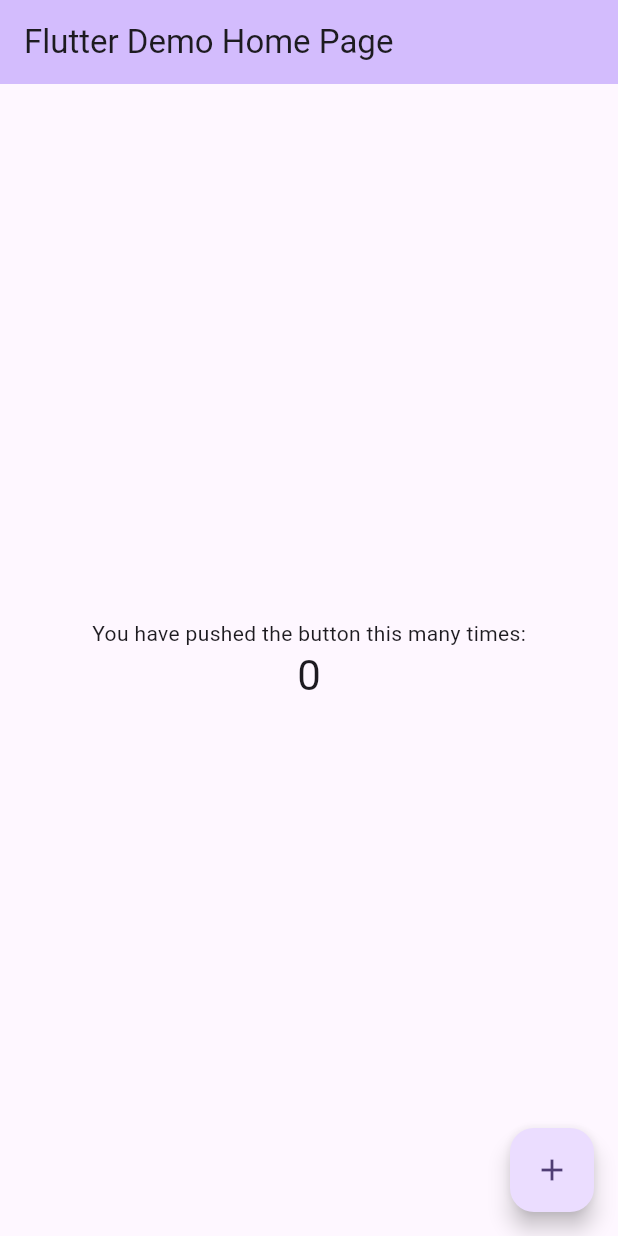
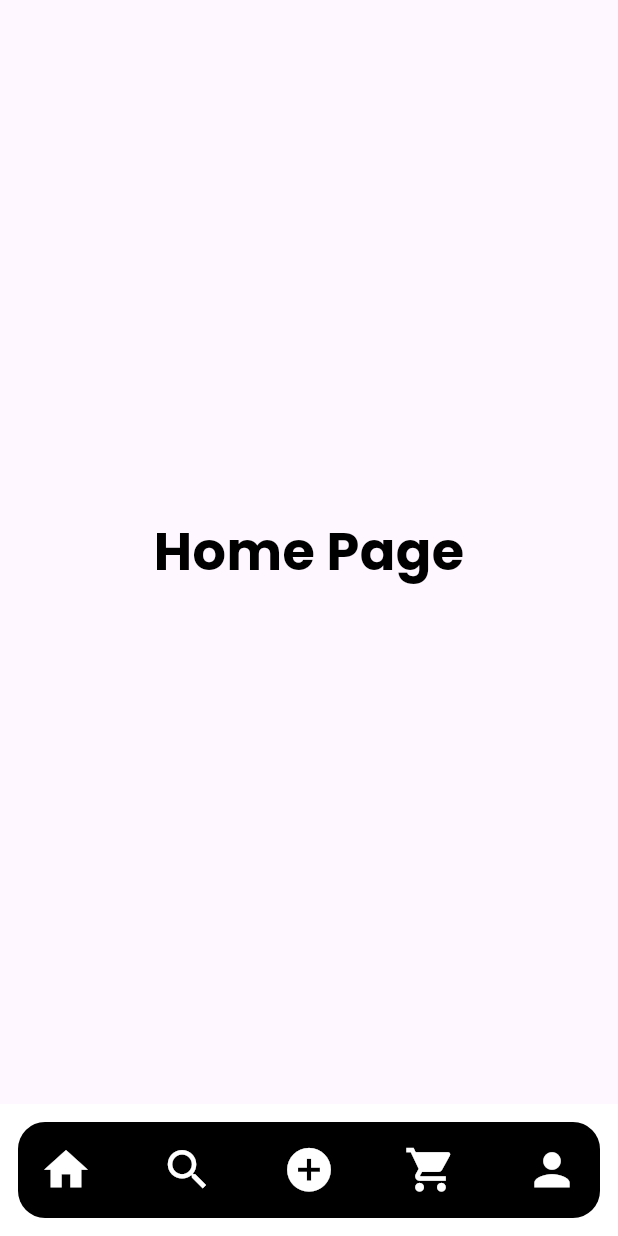
Before and after one commit to crindalwalt/Flutter_Ecommerce_App, a Flutter app: the screen it shows after launch, on a phone screen of 412 x 824 dp. Run offline on Flutter 3.47's test engine with Material 3 defaults, Android fonts, the phone set to English and light mode, and no system bars; our stand-ins replace google_fonts.

Commit message:
project scafolding done (SF-01)

```diff
--- /dev/null
+++ b/lib/Views/Shared/bottom_nav_item.dart
@@ -0,0 +1,21 @@
+import 'package:flutter/material.dart';
+class BottomNavigationItem extends StatelessWidget {
+  const BottomNavigationItem({
+    super.key,
+    required this.icon,
+    required this.callbackFunc,
+  });
+  final IconData icon;
+  final void Function() callbackFunc;
+  @override
+  Widget build(BuildContext context) {
+    return SizedBox(
+      height: 40,
+      width: 40,
+      child: GestureDetector(
+        onTap: callbackFunc,
+        child: Icon(icon, color: Colors.white, size: 35),
+      ),
+    );
+  }
+}
--- /dev/null
+++ b/lib/Views/Shared/text_style.dart
@@ -0,0 +1,8 @@
+import "package:flutter/material.dart";
+
+import 'package:google_fonts/google_fonts.dart';
+
+
+TextStyle appStyle (double fontsize, Color bgColor, FontWeight fontWeight){
+  return GoogleFonts.poppins(fontSize: fontsize,color: bgColor,fontWeight: fontWeight);
+}
--- /dev/null
+++ b/lib/Views/cart_page.dart
@@ -0,0 +1,20 @@
+import 'package:ecommerce_app/Views/Shared/text_style.dart';
+import 'package:flutter/material.dart';
+
+class HomePage extends StatefulWidget {
+  const HomePage({super.key});
+
+  @override
+  State<HomePage> createState() => _HomePageState();
+}
+
+class _HomePageState extends State<HomePage> {
+  @override
+  Widget build(BuildContext context) {
+    return  Scaffold(
+      body: Center(
+        child: Text("Cart Page",style: appStyle(35, Colors.black, FontWeight.bold),),
+      ),
+    );
+  }
+}
--- /dev/null
+++ b/lib/Views/home_page.dart
@@ -0,0 +1,20 @@
+import 'package:ecommerce_app/Views/Shared/text_style.dart';
+import 'package:flutter/material.dart';
+
+class HomePage extends StatefulWidget {
+  const HomePage({super.key});
+
+  @override
+  State<HomePage> createState() => _HomePageState();
+}
+
+class _HomePageState extends State<HomePage> {
+  @override
+  Widget build(BuildContext context) {
+    return  Scaffold(
+      body: Center(
+        child: Text("Home Page",style: appStyle(35, Colors.black, FontWeight.bold),),
+      ),
+    );
+  }
+}
--- /dev/null
+++ b/lib/Views/profile_page.dart
@@ -0,0 +1,20 @@
+import 'package:ecommerce_app/Views/Shared/text_style.dart';
+import 'package:flutter/material.dart';
+
+class HomePage extends StatefulWidget {
+  const HomePage({super.key});
+
+  @override
+  State<HomePage> createState() => _HomePageState();
+}
+
+class _HomePageState extends State<HomePage> {
+  @override
+  Widget build(BuildContext context) {
+    return  Scaffold(
+      body: Center(
+        child: Text("Profile Page",style: appStyle(35, Colors.black, FontWeight.bold),),
+      ),
+    );
+  }
+}
--- /dev/null
+++ b/lib/Views/search_page.dart
@@ -0,0 +1,20 @@
+import 'package:ecommerce_app/Views/Shared/text_style.dart';
+import 'package:flutter/material.dart';
+
+class HomePage extends StatefulWidget {
+  const HomePage({super.key});
+
+  @override
+  State<HomePage> createState() => _HomePageState();
+}
+
+class _HomePageState extends State<HomePage> {
+  @override
+  Widget build(BuildContext context) {
+    return  Scaffold(
+      body: Center(
+        child: Text("Search Page",style: appStyle(35, Colors.black, FontWeight.bold),),
+      ),
+    );
+  }
+}
--- a/lib/main.dart
+++ b/lib/main.dart
@@ -1,125 +1,63 @@
+import 'package:ecommerce_app/Views/Shared/bottom_nav_item.dart';
+import 'package:ecommerce_app/Views/home_page.dart';
 import 'package:flutter/material.dart';
 
 void main() {
-  runApp(const MyApp());
+  runApp(MaterialApp(
+    home: RootApp(),
+  ));
 }
 
-class MyApp extends StatelessWidget {
-  const MyApp({super.key});
-
-  // This widget is the root of your application.
+class RootApp extends StatelessWidget {
+  RootApp({super.key});
+  final int pageIndex = 0;
+  final List<Widget> pageList = [
+    HomePage(),
+  ];
   @override
-  Widget build(BuildContext context) {
-    return MaterialApp(
-      title: 'Flutter Demo',
-      theme: ThemeData(
-        // This is the theme of your application.
-        //
-        // TRY THIS: Try running your application with "flutter run". You'll see
-        // the application has a purple toolbar. Then, without quitting the app,
-        // try changing the seedColor in the colorScheme below to Colors.green
-        // and then invoke "hot reload" (save your changes or press the "hot
-        // reload" button in a Flutter-supported IDE, or press "r" if you used
-        // the command line to start the app).
-        //
-        // Notice that the counter didn't reset back to zero; the application
-        // state is not lost during the reload. To reset the state, use hot
-        // restart instead.
-        //
-        // This works for code too, not just values: Most code changes can be
-        // tested with just a hot reload.
-        colorScheme: ColorScheme.fromSeed(seedColor: Colors.deepPurple),
-        useMaterial3: true,
+  Widget build(
+    BuildContext context,
+  ) {
+    return Scaffold(
+      backgroundColor: const Color.fromARGB(255, 255, 255, 255),
+      bottomNavigationBar: Padding(
+        padding: const EdgeInsets.all(12),
+        child: Container(
+          padding: const EdgeInsets.all(12),
+          decoration: const BoxDecoration(
+            color: Colors.black,
+            borderRadius: BorderRadius.all(
+              Radius.circular(18),
             ),
-      home: const MyHomePage(title: 'Flutter Demo Home Page'),
-    );
-  }
-}
-
-class MyHomePage extends StatefulWidget {
-  const MyHomePage({super.key, required this.title});
-
-  // This widget is the home page of your application. It is stateful, meaning
-  // that it has a State object (defined below) that contains fields that affect
-  // how it looks.
-
-  // This class is the configuration for the state. It holds the values (in this
-  // case the title) provided by the parent (in this case the App widget) and
-  // used by the build method of the State. Fields in a Widget subclass are
-  // always marked "final".
-
-  final String title;
-
-  @override
-  State<MyHomePage> createState() => _MyHomePageState();
-}
-
-class _MyHomePageState extends State<MyHomePage> {
-  int _counter = 0;
-
-  void _incrementCounter() {
-    setState(() {
-      // This call to setState tells the Flutter framework that something has
-      // changed in this State, which causes it to rerun the build method below
-      // so that the display can reflect the updated values. If we changed
-      // _counter without calling setState(), then the build method would not be
-      // called again, and so nothing would appear to happen.
-      _counter++;
-    });
-  }
-
-  @override
-  Widget build(BuildContext context) {
-    // This method is rerun every time setState is called, for instance as done
-    // by the _incrementCounter method above.
-    //
-    // The Flutter framework has been optimized to make rerunning build methods
-    // fast, so that you can just rebuild anything that needs updating rather
-    // than having to individually change instances of widgets.
-    return Scaffold(
-      appBar: AppBar(
-        // TRY THIS: Try changing the color here to a specific color (to
-        // Colors.amber, perhaps?) and trigger a hot reload to see the AppBar
-        // change color while the other colors stay the same.
-        backgroundColor: Theme.of(context).colorScheme.inversePrimary,
-        // Here we take the value from the MyHomePage object that was created by
-        // the App.build method, and use it to set our appbar title.
-        title: Text(widget.title),
           ),
-      body: Center(
-        // Center is a layout widget. It takes a single child and positions it
-        // in the middle of the parent.
-        child: Column(
-          // Column is also a layout widget. It takes a list of children and
-          // arranges them vertically. By default, it sizes itself to fit its
-          // children horizontally, and tries to be as tall as its parent.
-          //
-          // Column has various properties to control how it sizes itself and
-          // how it positions its children. Here we use mainAxisAlignment to
-          // center the children vertically; the main axis here is the vertical
-          // axis because Columns are vertical (the cross axis would be
-          // horizontal).
-          //
-          // TRY THIS: Invoke "debug painting" (choose the "Toggle Debug Paint"
-          // action in the IDE, or press "p" in the console), to see the
-          // wireframe for each widget.
-          mainAxisAlignment: MainAxisAlignment.center,
-          children: <Widget>[
-            const Text(
-              'You have pushed the button this many times:',
+          child: Row(
+            mainAxisAlignment: MainAxisAlignment.spaceBetween,
+            children: [
+              BottomNavigationItem(
+                icon: Icons.home,
+                callbackFunc: () {},
               ),
-            Text(
-              '$_counter',
-              style: Theme.of(context).textTheme.headlineMedium,
+              BottomNavigationItem(
+                icon: Icons.search,
+                callbackFunc: () {},
+              ),
+              BottomNavigationItem(
+                icon: Icons.add_circle,
+                callbackFunc: () {},
+              ),
+              BottomNavigationItem(
+                icon: Icons.shopping_cart,
+                callbackFunc: () {},
+              ),
+              BottomNavigationItem(
+                icon: Icons.person,
+                callbackFunc: () {},
               ),
             ],
           ),
         ),
-      floatingActionButton: FloatingActionButton(
-        onPressed: _incrementCounter,
-        tooltip: 'Increment',
-        child: const Icon(Icons.add),
-      ), // This trailing comma makes auto-formatting nicer for build methods.
+      ),
+      body: pageList[pageIndex],
     );
   }
 }
--- a/pubspec.yaml
+++ b/pubspec.yaml
@@ -35,6 +35,7 @@ dependencies:
   # The following adds the Cupertino Icons font to your application.
   # Use with the CupertinoIcons class for iOS style icons.
   cupertino_icons: ^1.0.2
+  google_fonts: ^6.1.0
 
 dev_dependencies:
   flutter_test:
```
Also changed, not shown: pubspec.lock, 2 other files. Lines whose indentation alone changed are shown as unchanged.
